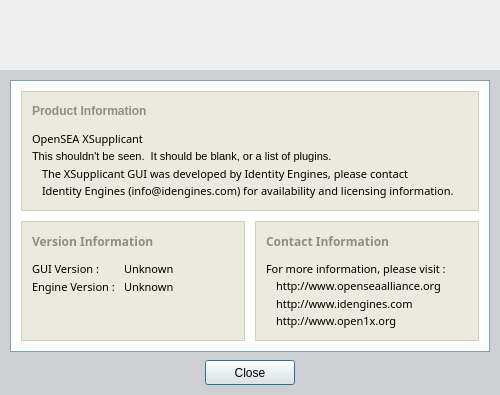
Old version of the form xsupplicant-ui/Skins/Default/AboutWindow.ui in the repository Zero3K/xsupplicant.
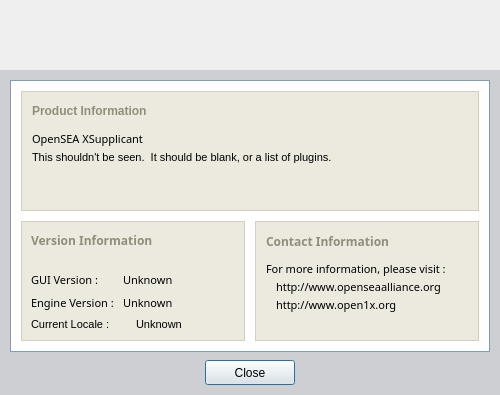
New version of the form. Icons and pictures are not drawn.

Commit message: Added the code to automatically load an available translation file based on the locale that is set for the machine.  Also added simple documentation on how to use Qt Linguist to create an internationalized version of the UI.

The edit to the form file:
```diff
--- a/xsupplicant-ui/Skins/Default/AboutWindow.ui
+++ b/xsupplicant-ui/Skins/Default/AboutWindow.ui
@@ -744,154 +744,6 @@
               </property>
              </widget>
             </item>
-            <item>
-             <widget class="QLabel" name="dataField02" >
-              <property name="sizePolicy" >
-               <sizepolicy vsizetype="Fixed" hsizetype="Expanding" >
-                <horstretch>0</horstretch>
-                <verstretch>0</verstretch>
-               </sizepolicy>
-              </property>
-              <property name="minimumSize" >
-               <size>
-                <width>0</width>
-                <height>18</height>
-               </size>
-              </property>
-              <property name="maximumSize" >
-               <size>
-                <width>16777215</width>
-                <height>18</height>
-               </size>
-              </property>
-              <property name="palette" >
-               <palette>
-                <active>
-                 <colorrole role="WindowText" >
-                  <brush brushstyle="SolidPattern" >
-                   <color alpha="255" >
-                    <red>0</red>
-                    <green>0</green>
-                    <blue>0</blue>
-                   </color>
-                  </brush>
-                 </colorrole>
-                </active>
-                <inactive>
-                 <colorrole role="WindowText" >
-                  <brush brushstyle="SolidPattern" >
-                   <color alpha="255" >
-                    <red>0</red>
-                    <green>0</green>
-                    <blue>0</blue>
-                   </color>
-                  </brush>
-                 </colorrole>
-                </inactive>
-                <disabled>
-                 <colorrole role="WindowText" >
-                  <brush brushstyle="SolidPattern" >
-                   <color alpha="255" >
-                    <red>119</red>
-                    <green>119</green>
-                    <blue>119</blue>
-                   </color>
-                  </brush>
-                 </colorrole>
-                </disabled>
-               </palette>
-              </property>
-              <property name="font" >
-               <font>
-                <family>Sans Serif</family>
-                <pointsize>8</pointsize>
-               </font>
-              </property>
-              <property name="lineWidth" >
-               <number>0</number>
-              </property>
-              <property name="text" >
-               <string>The XSupplicant GUI was developed by Identity Engines, please contact</string>
-              </property>
-              <property name="indent" >
-               <number>10</number>
-              </property>
-             </widget>
-            </item>
-            <item>
-             <widget class="QLabel" name="dataField03" >
-              <property name="sizePolicy" >
-               <sizepolicy vsizetype="Fixed" hsizetype="Expanding" >
-                <horstretch>0</horstretch>
-                <verstretch>0</verstretch>
-               </sizepolicy>
-              </property>
-              <property name="minimumSize" >
-               <size>
-                <width>0</width>
-                <height>18</height>
-               </size>
-              </property>
-              <property name="maximumSize" >
-               <size>
-                <width>16777215</width>
-                <height>18</height>
-               </size>
-              </property>
-              <property name="palette" >
-               <palette>
-                <active>
-                 <colorrole role="WindowText" >
-                  <brush brushstyle="SolidPattern" >
-                   <color alpha="255" >
-                    <red>0</red>
-                    <green>0</green>
-                    <blue>0</blue>
-                   </color>
-                  </brush>
-                 </colorrole>
-                </active>
-                <inactive>
-                 <colorrole role="WindowText" >
-                  <brush brushstyle="SolidPattern" >
-                   <color alpha="255" >
-                    <red>0</red>
-                    <green>0</green>
-                    <blue>0</blue>
-                   </color>
-                  </brush>
-                 </colorrole>
-                </inactive>
-                <disabled>
-                 <colorrole role="WindowText" >
-                  <brush brushstyle="SolidPattern" >
-                   <color alpha="255" >
-                    <red>119</red>
-                    <green>119</green>
-                    <blue>119</blue>
-                   </color>
-                  </brush>
-                 </colorrole>
-                </disabled>
-               </palette>
-              </property>
-              <property name="font" >
-               <font>
-                <family>Sans Serif</family>
-                <pointsize>8</pointsize>
-               </font>
-              </property>
-              <property name="lineWidth" >
-               <number>0</number>
-              </property>
-              <property name="text" >
-               <string>Identity Engines (info@idengines.com) for availability and licensing information.</string>
-              </property>
-              <property name="indent" >
-               <number>10</number>
-              </property>
-             </widget>
-            </item>
             <item>
              <spacer>
               <property name="orientation" >
@@ -1080,21 +932,6 @@
                <enum>QFrame::Plain</enum>
               </property>
               <layout class="QVBoxLayout" >
-               <property name="spacing" >
-                <number>0</number>
-               </property>
-               <property name="leftMargin" >
-                <number>10</number>
-               </property>
-               <property name="topMargin" >
-                <number>10</number>
-               </property>
-               <property name="rightMargin" >
-                <number>10</number>
-               </property>
-               <property name="bottomMargin" >
-                <number>10</number>
-               </property>
                <item>
                 <widget class="QLabel" name="headerVersionInformation" >
                  <property name="sizePolicy" >
@@ -1183,8 +1020,8 @@
                  </property>
                  <property name="sizeHint" >
                   <size>
-                   <width>20</width>
-                   <height>10</height>
+                   <width>202</width>
+                   <height>16</height>
                   </size>
                  </property>
                 </spacer>
@@ -1533,6 +1370,108 @@
                  </layout>
                 </widget>
                </item>
+               <item>
+                <layout class="QHBoxLayout" >
+                 <item>
+                  <widget class="QLabel" name="label" >
+                   <property name="palette" >
+                    <palette>
+                     <active>
+                      <colorrole role="WindowText" >
+                       <brush brushstyle="SolidPattern" >
+                        <color alpha="255" >
+                         <red>0</red>
+                         <green>0</green>
+                         <blue>0</blue>
+                        </color>
+                       </brush>
+                      </colorrole>
+                     </active>
+                     <inactive>
+                      <colorrole role="WindowText" >
+                       <brush brushstyle="SolidPattern" >
+                        <color alpha="255" >
+                         <red>0</red>
+                         <green>0</green>
+                         <blue>0</blue>
+                        </color>
+                       </brush>
+                      </colorrole>
+                     </inactive>
+                     <disabled>
+                      <colorrole role="WindowText" >
+                       <brush brushstyle="SolidPattern" >
+                        <color alpha="255" >
+                         <red>118</red>
+                         <green>116</green>
+                         <blue>108</blue>
+                        </color>
+                       </brush>
+                      </colorrole>
+                     </disabled>
+                    </palette>
+                   </property>
+                   <property name="font" >
+                    <font>
+                     <pointsize>8</pointsize>
+                    </font>
+                   </property>
+                   <property name="text" >
+                    <string>Current Locale :</string>
+                   </property>
+                  </widget>
+                 </item>
+                 <item>
+                  <widget class="QLabel" name="currentLocale" >
+                   <property name="palette" >
+                    <palette>
+                     <active>
+                      <colorrole role="WindowText" >
+                       <brush brushstyle="SolidPattern" >
+                        <color alpha="255" >
+                         <red>0</red>
+                         <green>0</green>
+                         <blue>0</blue>
+                        </color>
+                       </brush>
+                      </colorrole>
+                     </active>
+                     <inactive>
+                      <colorrole role="WindowText" >
+                       <brush brushstyle="SolidPattern" >
+                        <color alpha="255" >
+                         <red>0</red>
+                         <green>0</green>
+                         <blue>0</blue>
+                        </color>
+                       </brush>
+                      </colorrole>
+                     </inactive>
+                     <disabled>
+                      <colorrole role="WindowText" >
+                       <brush brushstyle="SolidPattern" >
+                        <color alpha="255" >
+                         <red>118</red>
+                         <green>116</green>
+                         <blue>108</blue>
+                        </color>
+                       </brush>
+                      </colorrole>
+                     </disabled>
+                    </palette>
+                   </property>
+                   <property name="font" >
+                    <font>
+                     <pointsize>8</pointsize>
+                    </font>
+                   </property>
+                   <property name="text" >
+                    <string>Unknown</string>
+                   </property>
+                  </widget>
+                 </item>
+                </layout>
+               </item>
                <item>
                 <spacer>
                  <property name="orientation" >
@@ -1540,8 +1479,8 @@
                  </property>
                  <property name="sizeHint" >
                   <size>
-                   <width>20</width>
-                   <height>2</height>
+                   <width>202</width>
+                   <height>20</height>
                   </size>
                  </property>
                 </spacer>
@@ -1949,80 +1888,6 @@
                  </property>
                 </widget>
                </item>
-               <item>
-                <widget class="QLabel" name="dataFieldURLIDEngines" >
-                 <property name="sizePolicy" >
-                  <sizepolicy vsizetype="Preferred" hsizetype="Expanding" >
-                   <horstretch>0</horstretch>
-                   <verstretch>0</verstretch>
-                  </sizepolicy>
-                 </property>
-                 <property name="minimumSize" >
-                  <size>
-                   <width>0</width>
-                   <height>18</height>
-                  </size>
-                 </property>
-                 <property name="maximumSize" >
-                  <size>
-                   <width>16777215</width>
-                   <height>18</height>
-                  </size>
-                 </property>
-                 <property name="palette" >
-                  <palette>
-                   <active>
-                    <colorrole role="WindowText" >
-                     <brush brushstyle="SolidPattern" >
-                      <color alpha="255" >
-                       <red>0</red>
-                       <green>0</green>
-                       <blue>0</blue>
-                      </color>
-                     </brush>
-                    </colorrole>
-                   </active>
-                   <inactive>
-                    <colorrole role="WindowText" >
-                     <brush brushstyle="SolidPattern" >
-                      <color alpha="255" >
-                       <red>0</red>
-                       <green>0</green>
-                       <blue>0</blue>
-                      </color>
-                     </brush>
-                    </colorrole>
-                   </inactive>
-                   <disabled>
-                    <colorrole role="WindowText" >
-                     <brush brushstyle="SolidPattern" >
-                      <color alpha="255" >
-                       <red>119</red>
-                       <green>119</green>
-                       <blue>119</blue>
-                      </color>
-                     </brush>
-                    </colorrole>
-                   </disabled>
-                  </palette>
-                 </property>
-                 <property name="font" >
-                  <font>
-                   <family>Sans Serif</family>
-                   <pointsize>8</pointsize>
-                  </font>
-                 </property>
-                 <property name="lineWidth" >
-                  <number>0</number>
-                 </property>
-                 <property name="text" >
-                  <string>http://www.idengines.com</string>
-                 </property>
-                 <property name="indent" >
-                  <number>10</number>
-                 </property>
-                </widget>
-               </item>
                <item>
                 <widget class="QLabel" name="dataFieldURLOpen1X" >
                  <property name="sizePolicy" >
```
The commit also changes 7 other files.
